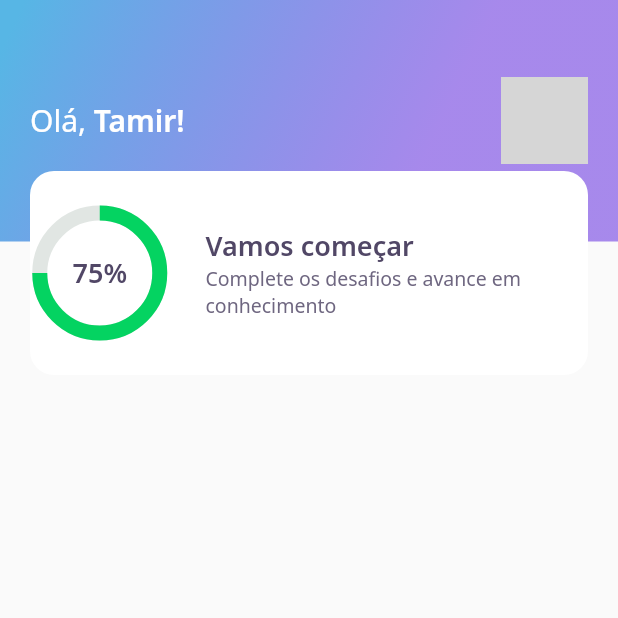
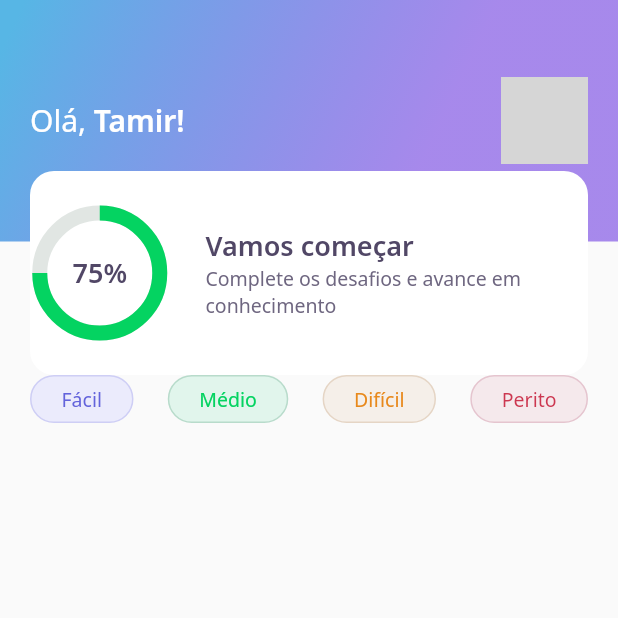
Before and after one commit to tamirfaria/devquiz, a Flutter app: the screen it shows after launch, on a phone screen of 412 x 824 dp, the top half of it. Run offline on Flutter 3.47's test engine with Material 2 defaults, Android fonts, the phone set to English and light mode, and no system bars; our stand-ins replace google_fonts; network calls fail; grey boxes are pictures that could not be loaded.

Commit message:
feat: add LevelButton

```diff
--- a/lib/home/home_page.dart
+++ b/lib/home/home_page.dart
@@ -1,4 +1,5 @@
 import 'package:devquiz/home/widgets/app_bar/app_bar_widget.dart';
+import 'package:devquiz/home/widgets/level_button/level_button_widget.dart';
 import 'package:flutter/material.dart';
 
 class HomePage extends StatefulWidget {
@@ -13,6 +14,26 @@ class _HomePageState extends State<HomePage> {
   Widget build(BuildContext context) {
     return Scaffold(
       appBar: AppBarWidget(),
+      body: Padding(
+        padding: const EdgeInsets.symmetric(horizontal: 20),
+        child: Row(
+          mainAxisAlignment: MainAxisAlignment.spaceBetween,
+          children: [
+            LevelButtonWidget(
+              label: "Fácil",
+            ),
+            LevelButtonWidget(
+              label: "Médio",
+            ),
+            LevelButtonWidget(
+              label: "Difícil",
+            ),
+            LevelButtonWidget(
+              label: "Perito",
+            ),
+          ],
+        ),
+      ),
     );
   }
 }
--- /dev/null
+++ b/lib/home/widgets/level_button/level_button_widget.dart
@@ -0,0 +1,67 @@
+import 'package:devquiz/core/app_colors.dart';
+import 'package:flutter/material.dart';
+import 'package:google_fonts/google_fonts.dart';
+
+class LevelButtonWidget extends StatelessWidget {
+  final String label;
+  LevelButtonWidget({
+    Key? key,
+    required this.label,
+  })  : assert(["Fácil", "Médio", "Difícil", "Perito"].contains(label)),
+        super(key: key);
+
+  final config = {
+    'Fácil': {
+      'color': AppColors.levelButtonFacil,
+      'borderColor': AppColors.levelButtonBorderFacil,
+      'fontColor': AppColors.levelButtonTextFacil,
+    },
+    'Médio': {
+      'color': AppColors.levelButtonMedio,
+      'borderColor': AppColors.levelButtonBorderMedio,
+      'fontColor': AppColors.levelButtonTextMedio,
+    },
+    'Difícil': {
+      'color': AppColors.levelButtonDificil,
+      'borderColor': AppColors.levelButtonBorderDificil,
+      'fontColor': AppColors.levelButtonTextDificil,
+    },
+    'Perito': {
+      'color': AppColors.levelButtonPerito,
+      'borderColor': AppColors.levelButtonBorderPerito,
+      'fontColor': AppColors.levelButtonTextPerito,
+    },
+  };
+
+  Color get color => config[label]!['color']!;
+  Color get borderColor => config[label]!['borderColor']!;
+  Color get fontColor => config[label]!['fontColor']!;
+
+  @override
+  Widget build(BuildContext context) {
+    return Container(
+      decoration: BoxDecoration(
+        color: color,
+        border: Border.fromBorderSide(
+          BorderSide(
+            color: borderColor,
+          ),
+        ),
+        borderRadius: BorderRadius.circular(28),
+      ),
+      child: Padding(
+        padding: const EdgeInsets.symmetric(
+          horizontal: 20,
+          vertical: 6,
+        ),
+        child: Text(
+          label,
+          style: GoogleFonts.notoSans(
+            color: fontColor,
+            fontSize: 13,
+          ),
+        ),
+      ),
+    );
+  }
+}
```
